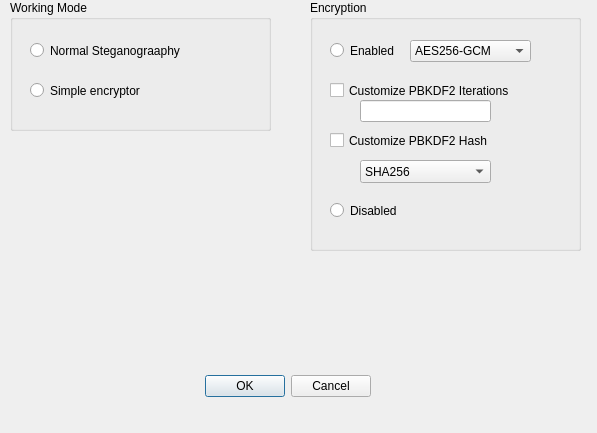
Above: dialog.ui from pingwcy/HideSlothQt before the change. Below: the same form after it.
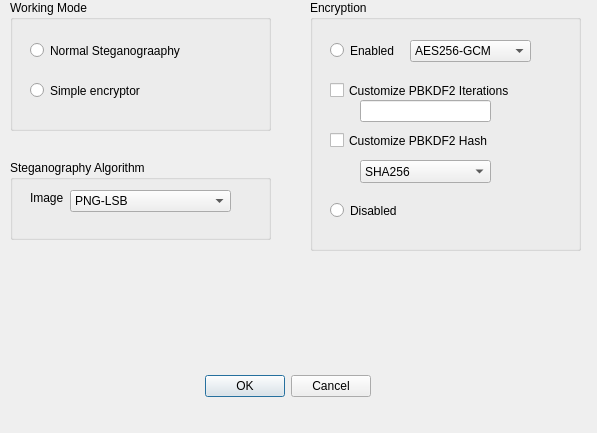
That is the form after the change.

Patch:
```diff
--- a/dialog.ui
+++ b/dialog.ui
@@ -188,6 +188,52 @@
     </item>
    </widget>
   </widget>
+  <widget class="QGroupBox" name="groupBox_3">
+   <property name="geometry">
+    <rect>
+     <x>10</x>
+     <y>160</y>
+     <width>261</width>
+     <height>80</height>
+    </rect>
+   </property>
+   <property name="title">
+    <string>Steganography Algorithm</string>
+   </property>
+   <widget class="QLabel" name="label">
+    <property name="geometry">
+     <rect>
+      <x>20</x>
+      <y>30</y>
+      <width>53</width>
+      <height>15</height>
+     </rect>
+    </property>
+    <property name="text">
+     <string>Image</string>
+    </property>
+   </widget>
+   <widget class="QComboBox" name="comboBox_3">
+    <property name="geometry">
+     <rect>
+      <x>60</x>
+      <y>30</y>
+      <width>161</width>
+      <height>22</height>
+     </rect>
+    </property>
+    <item>
+     <property name="text">
+      <string>PNG-LSB</string>
+     </property>
+    </item>
+    <item>
+     <property name="text">
+      <string>JPG-DCT</string>
+     </property>
+    </item>
+   </widget>
+  </widget>
  </widget>
  <resources/>
  <connections>
```
